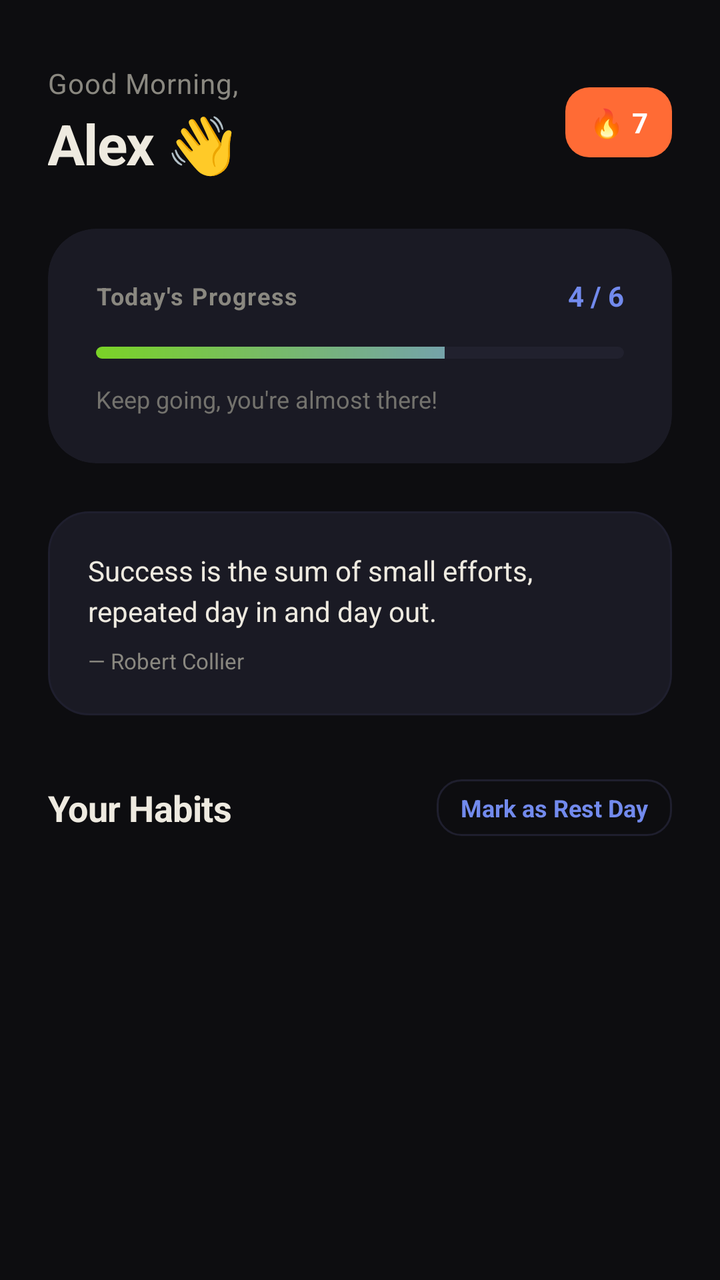
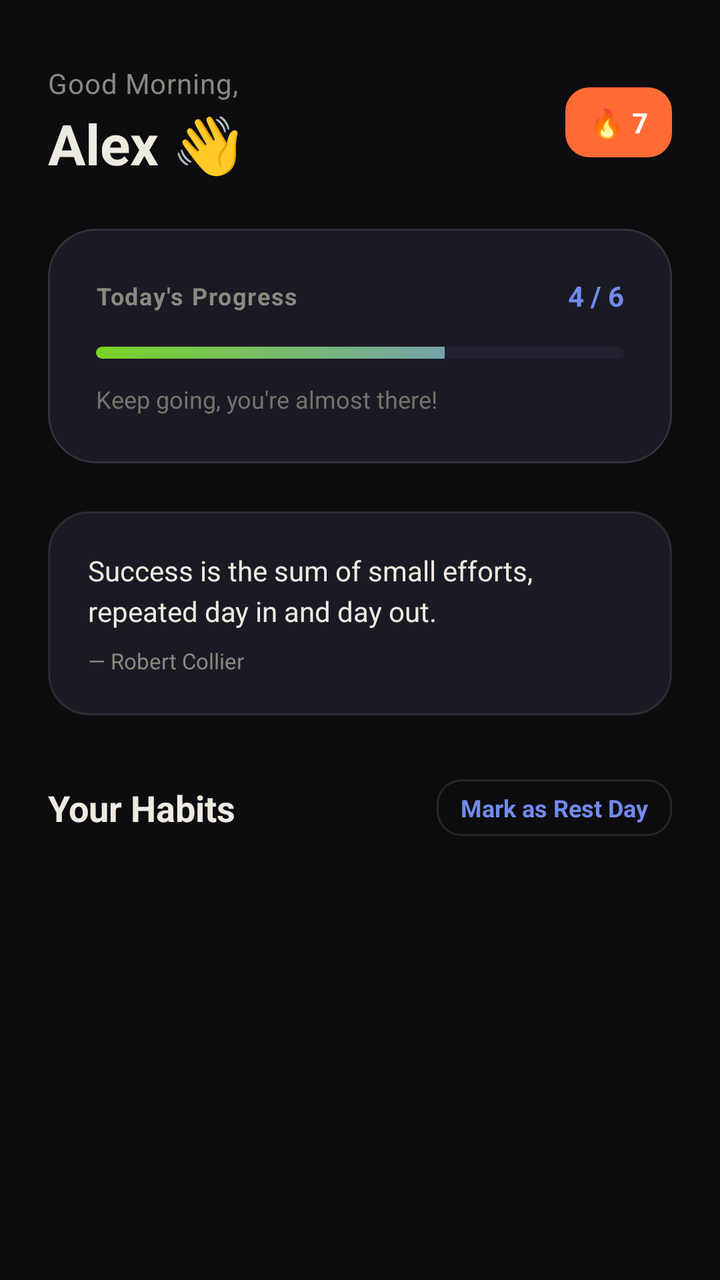

Before-and-after screenshots of an Android layout around one commit, followed by the original layout XML and the change that was made.
<!-- AndroidManifest.xml: application theme Theme.HabitFlow -->
<!-- res/layout/fragment_home.xml -->
<?xml version="1.0" encoding="utf-8"?>
<androidx.coordinatorlayout.widget.CoordinatorLayout
    xmlns:android="http://schemas.android.com/apk/res/android"
    xmlns:app="http://schemas.android.com/apk/res-auto"
    android:layout_width="match_parent"
    android:layout_height="match_parent"
    android:background="?attr/customWindowBackground">

    <androidx.core.widget.NestedScrollView
        android:id="@+id/scroll"
        android:layout_width="match_parent"
        android:layout_height="match_parent"
        android:scrollbars="none"
        android:clipToPadding="false"
        android:paddingBottom="100dp">

        <LinearLayout
            android:layout_width="match_parent"
            android:layout_height="wrap_content"
            android:orientation="vertical">

            
            <LinearLayout
                android:layout_width="match_parent"
                android:layout_height="wrap_content"
                android:orientation="horizontal"
                android:gravity="center_vertical"
                android:paddingHorizontal="24dp"
                android:paddingTop="32dp"
                android:paddingBottom="24dp">

                <LinearLayout
                    android:layout_width="0dp"
                    android:layout_height="wrap_content"
                    android:layout_weight="1"
                    android:orientation="vertical">

                    <TextView android:id="@+id/tv_greeting"
                        android:layout_width="wrap_content"
                        android:layout_height="wrap_content"
                        android:text="Good Morning,"
                        android:textColor="?attr/customTextSecondary"
                        android:textSize="14sp"
                        android:letterSpacing="0.02"/>

                    <TextView android:id="@+id/tv_username"
                        android:layout_width="wrap_content"
                        android:layout_height="wrap_content"
                        android:text="Alex 👋"
                        style="@style/AppTitleLarge"
                        android:textColor="?attr/customTextPrimary"
                        android:layout_marginTop="2dp"/>
                </LinearLayout>

                
                <LinearLayout android:id="@+id/ll_streak"
                    android:layout_width="wrap_content"
                    android:layout_height="wrap_content"
                    android:background="@drawable/bg_streak_badge"
                    android:paddingHorizontal="12dp"
                    android:paddingVertical="8dp"
                    android:orientation="horizontal"
                    android:gravity="center_vertical">
                    <TextView android:layout_width="wrap_content"
                        android:layout_height="wrap_content"
                        android:text="🔥"
                        android:textSize="14sp"/>
                    <TextView android:id="@+id/tv_streak"
                        android:layout_width="wrap_content"
                        android:layout_height="wrap_content"
                        android:text="7"
                        android:textColor="@color/white"
                        android:textSize="14sp"
                        android:textStyle="bold"
                        android:layout_marginStart="4dp"/>
                </LinearLayout>
            </LinearLayout>

            
            <androidx.cardview.widget.CardView
                android:id="@+id/card_progress"
                android:layout_width="match_parent"
                android:layout_height="wrap_content"
                android:layout_marginHorizontal="24dp"
                app:cardCornerRadius="24dp"
                app:cardElevation="0dp"
                app:cardBackgroundColor="?attr/customCardBackground">

                <LinearLayout android:layout_width="match_parent"
                    android:layout_height="wrap_content"
                    android:orientation="vertical"
                    android:padding="24dp">

                    <LinearLayout android:layout_width="match_parent"
                        android:layout_height="wrap_content"
                        android:orientation="horizontal"
                        android:gravity="center_vertical">
                        <TextView android:layout_width="0dp"
                            android:layout_weight="1"
                            android:layout_height="wrap_content"
                            android:text="@string/label_progress"
                            android:textColor="?attr/customTextSecondary"
                            android:textSize="12sp"
                            android:textStyle="bold"
                            android:letterSpacing="0.05"/>
                        <TextView android:id="@+id/tv_progress_count"
                            android:layout_width="wrap_content"
                            android:layout_height="wrap_content"
                            android:text="4 / 6"
                            android:textColor="@color/primary_blue"
                            android:textSize="14sp"
                            android:textStyle="bold"/>
                    </LinearLayout>

                    <ProgressBar android:id="@+id/pb_today"
                        style="?android:attr/progressBarStyleHorizontal"
                        android:layout_width="match_parent"
                        android:layout_height="6dp"
                        android:layout_marginTop="16dp"
                        android:progressDrawable="@drawable/progress_bar_gradient"
                        android:max="100"
                        android:progress="66"/>

                    <TextView android:id="@+id/tv_progress_label"
                        android:layout_width="wrap_content"
                        android:layout_height="wrap_content"
                        android:text="Keep going, you're almost there!"
                        android:textColor="?attr/customTextSecondary"
                        android:textSize="12sp"
                        android:layout_marginTop="12dp"
                        android:alpha="0.8"/>
                </LinearLayout>
            </androidx.cardview.widget.CardView>

            
            <LinearLayout android:layout_width="match_parent"
                android:layout_height="wrap_content"
                android:paddingHorizontal="24dp"
                android:paddingTop="24dp"
                android:paddingBottom="8dp">

                <LinearLayout android:id="@+id/quote_card_container"
                    android:layout_width="match_parent"
                    android:layout_height="wrap_content"
                    android:background="@drawable/bg_quote_card"
                    android:padding="20dp"
                    android:orientation="vertical"
                    android:clickable="true"
                    android:focusable="true">

                    <TextView android:id="@+id/tv_quote"
                        android:layout_width="match_parent"
                        android:layout_height="wrap_content"
                        android:textColor="?attr/customTextPrimary"
                        android:textSize="14sp"
                        android:lineSpacingExtra="4dp"
                        android:text="Success is the sum of small efforts, repeated day in and day out."/>

                    <TextView android:id="@+id/tv_quote_author"
                        android:layout_width="wrap_content"
                        android:layout_height="wrap_content"
                        android:textColor="?attr/customTextSecondary"
                        android:textSize="11sp"
                        android:layout_marginTop="8dp"
                        android:text="— Robert Collier"/>
                </LinearLayout>
            </LinearLayout>

            
            <LinearLayout android:layout_width="match_parent"
                android:layout_height="wrap_content"
                android:orientation="horizontal"
                android:gravity="center_vertical"
                android:paddingHorizontal="24dp"
                android:paddingTop="24dp"
                android:paddingBottom="16dp">

                <TextView android:layout_width="0dp"
                    android:layout_weight="1"
                    android:layout_height="wrap_content"
                    android:text="@string/label_your_habits"
                    style="@style/AppTitleMedium"
                    android:textColor="?attr/customTextPrimary"/>

                <TextView android:id="@+id/btn_rest_day"
                    android:layout_width="wrap_content"
                    android:layout_height="wrap_content"
                    android:text="@string/label_rest_day"
                    android:textColor="@color/primary_blue"
                    android:textSize="12sp"
                    android:textStyle="bold"
                    android:paddingHorizontal="12dp"
                    android:paddingVertical="6dp"
                    android:background="@drawable/bg_chip_outline"
                    android:clickable="true"
                    android:focusable="true"/>
            </LinearLayout>

            
            <androidx.recyclerview.widget.RecyclerView
                android:id="@+id/rv_habits"
                android:layout_width="match_parent"
                android:layout_height="wrap_content"
                android:nestedScrollingEnabled="false"
                android:paddingHorizontal="16dp"
                android:paddingBottom="24dp"/>

            
            <LinearLayout android:id="@+id/ll_empty"
                android:layout_width="match_parent"
                android:layout_height="wrap_content"
                android:orientation="vertical"
                android:gravity="center"
                android:paddingVertical="80dp"
                android:visibility="gone">

                <TextView android:layout_width="wrap_content"
                    android:layout_height="wrap_content"
                    android:text="🌱"
                    android:textSize="64sp"/>
                <TextView android:layout_width="wrap_content"
                    android:layout_height="wrap_content"
                    android:text="@string/empty_title"
                    style="@style/AppTitleMedium"
                    android:textColor="?attr/customTextPrimary"
                    android:layout_marginTop="20dp"/>
                <TextView android:layout_width="wrap_content"
                    android:layout_height="wrap_content"
                    android:text="@string/empty_subtitle"
                    android:textColor="?attr/customTextSecondary"
                    android:textSize="14sp"
                    android:layout_marginTop="8dp"/>
            </LinearLayout>

        </LinearLayout>
    </androidx.core.widget.NestedScrollView>

</androidx.coordinatorlayout.widget.CoordinatorLayout>
<!-- resources referenced by this layout -->
<resources>
  <color name="primary_blue">#728AED</color>
  <color name="white">#FFFFFF</color>
  <!-- drawable bg_chip_outline (drawable) -->
  <?xml version="1.0" encoding="utf-8"?>
  <shape xmlns:android="http://schemas.android.com/apk/res/android">
      <stroke android:width="1dp" android:color="@color/dark_border" />
      <corners android:radius="12dp" />
      <solid android:color="@android:color/transparent" />
  </shape>
  <!-- drawable bg_quote_card (drawable) -->
  <?xml version="1.0" encoding="utf-8"?>
  <shape xmlns:android="http://schemas.android.com/apk/res/android">
      <solid android:color="?attr/customCardBackground" />
      <corners android:radius="20dp" />
      <stroke android:width="1dp" android:color="?attr/customBorderColor" />
  </shape>
  <!-- drawable bg_streak_badge (drawable) -->
  <?xml version="1.0" encoding="utf-8"?>
  <shape xmlns:android="http://schemas.android.com/apk/res/android">
      <solid android:color="@color/streak_fire" />
      <corners android:radius="12dp" />
  </shape>
  <!-- drawable progress_bar_gradient (drawable) -->
  <?xml version="1.0" encoding="utf-8"?>
  <layer-list xmlns:android="http://schemas.android.com/apk/res/android">
      <item android:id="@android:id/background">
          <shape>
              <corners android:radius="10dp" />
              <solid android:color="?attr/customElevatedBackground" />
          </shape>
      </item>
      <item android:id="@android:id/progress">
          <clip>
              <shape>
                  <corners android:radius="10dp" />
                  <gradient
                      android:angle="0"
                      android:endColor="@color/primary_blue"
                      android:startColor="@color/primary_green" />
              </shape>
          </clip>
      </item>
  </layer-list>
  <string name="empty_subtitle">Start your journey by adding a habit!</string>
  <string name="empty_title">No habits yet</string>
  <string name="label_progress">Today\'s Progress</string>
  <string name="label_rest_day">Mark as Rest Day</string>
  <string name="label_your_habits">Your Habits</string>
  <style name="AppTitleLarge">
          <item name="android:textSize">28sp</item>
          <item name="android:textStyle">bold</item>
          <item name="android:letterSpacing">-0.02</item>
      </style>
  <style name="AppTitleMedium">
          <item name="android:textSize">18sp</item>
          <item name="android:textStyle">bold</item>
          <item name="android:letterSpacing">-0.01</item>
      </style>
  <style name="Theme.HabitFlow" parent="Theme.HabitFlow.Dark" />
  <color name="dark_border">#1F1F2E</color>
  <color name="streak_fire">#FF6B35</color>
  <color name="primary_green">#7AD326</color>
  <style name="Theme.HabitFlow.Dark" parent="Base.Theme.HabitFlow" />
  <color name="accent_purple">#9C6AE6</color>
  <color name="dark_bg_primary">#0D0D10</color>
  <color name="dark_bg_card">#1A1A24</color>
  <color name="dark_bg_elevated">#21212E</color>
  <color name="dark_text_primary">#EEEAE0</color>
  <color name="dark_text_secondary">#8A8880</color>
  <color name="dark_text_dim">#52504C</color>
  <color name="dark_nav_bg">#13131A</color>
  <style name="AppBodyLarge">
          <item name="android:textSize">15sp</item>
          <item name="android:letterSpacing">0.01</item>
      </style>
  <!-- unchanged entries left out for length: 1 -->
</resources>

<!-- the commit's change to res/layout/fragment_home.xml (unified diff, before → after) -->
@@ -77,14 +77,16 @@
             </LinearLayout>
 
             
-            <androidx.cardview.widget.CardView
+            <com.google.android.material.card.MaterialCardView
                 android:id="@+id/card_progress"
                 android:layout_width="match_parent"
                 android:layout_height="wrap_content"
                 android:layout_marginHorizontal="24dp"
                 app:cardCornerRadius="24dp"
                 app:cardElevation="0dp"
-                app:cardBackgroundColor="?attr/customCardBackground">
+                app:cardBackgroundColor="?attr/customCardBackground"
+                app:strokeColor="?attr/customBorderColor"
+                app:strokeWidth="1dp">
 
                 <LinearLayout android:layout_width="match_parent"
                     android:layout_height="wrap_content"
@@ -130,7 +132,7 @@
                         android:layout_marginTop="12dp"
                         android:alpha="0.8"/>
                 </LinearLayout>
-            </androidx.cardview.widget.CardView>
+            </com.google.android.material.card.MaterialCardView>
 
             
             <LinearLayout android:layout_width="match_parent"
<!-- resource entries referenced after the edit -->
@@ -51,18 +51,19 @@
   <style name="AppTitleLarge">
           <item name="android:textSize">28sp</item>
           <item name="android:textStyle">bold</item>
-          <item name="android:letterSpacing">-0.02</item>
+          <item name="android:letterSpacing">0</item>
       </style>
   <style name="AppTitleMedium">
           <item name="android:textSize">18sp</item>
           <item name="android:textStyle">bold</item>
-          <item name="android:letterSpacing">-0.01</item>
+          <item name="android:letterSpacing">0</item>
       </style>
   <style name="Theme.HabitFlow" parent="Theme.HabitFlow.Dark" />
-  <color name="dark_border">#1F1F2E</color>
+  <color name="dark_border">@color/white_10</color>
   <color name="streak_fire">#FF6B35</color>
   <color name="primary_green">#7AD326</color>
   <style name="Theme.HabitFlow.Dark" parent="Base.Theme.HabitFlow" />
+  <color name="white_10">#1AFFFFFF</color>
   <color name="accent_purple">#9C6AE6</color>
   <color name="dark_bg_primary">#0D0D10</color>
   <color name="dark_bg_card">#1A1A24</color>
